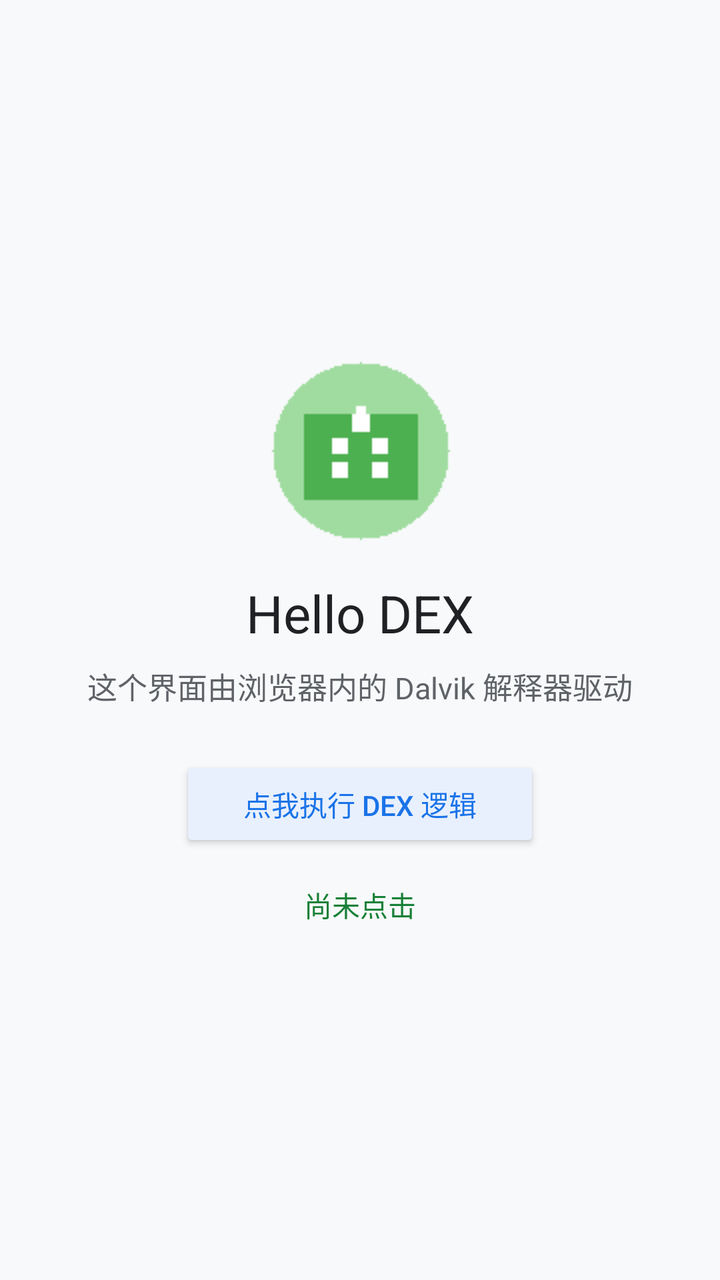
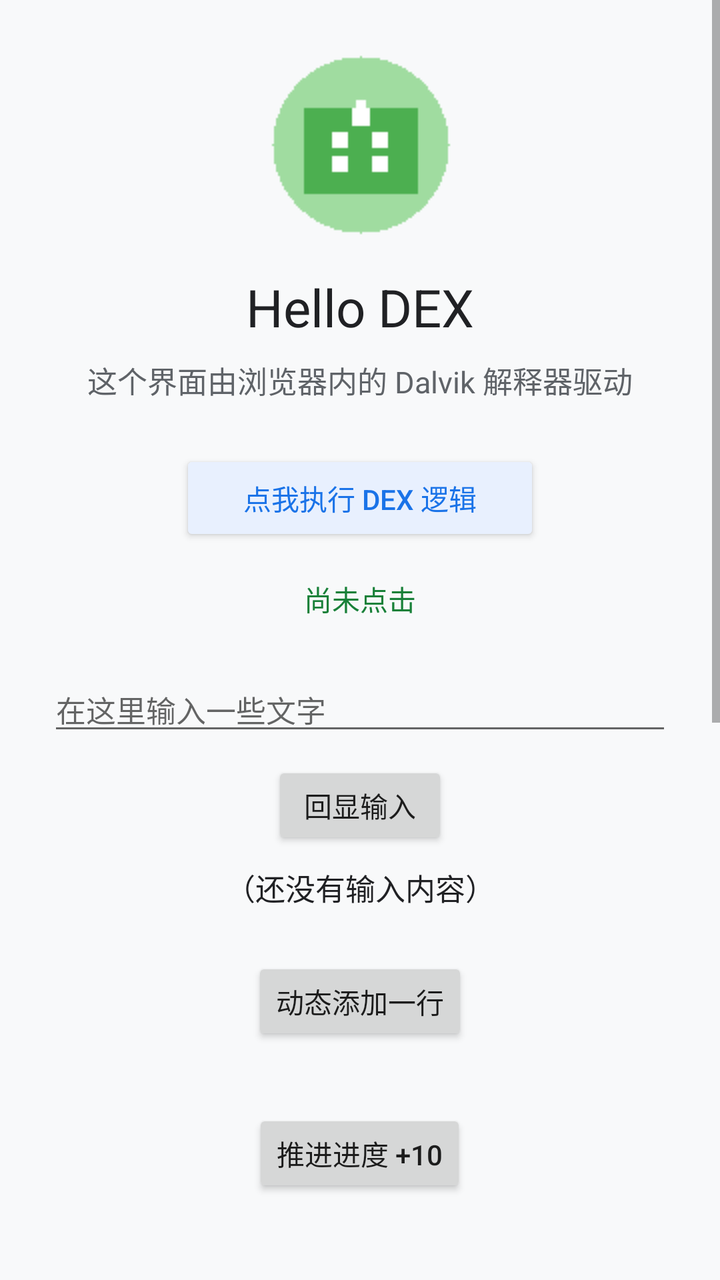

An Android layout rendered at two revisions. The XML below is the earlier revision; the diff shows what the commit changed to produce the second picture.
<!-- AndroidManifest.xml: application theme android:Theme.Material.Light.NoActionBar -->
<!-- res/layout/activity_main.xml -->
<?xml version="1.0" encoding="utf-8"?>
<LinearLayout xmlns:android="http://schemas.android.com/apk/res/android"
    android:layout_width="match_parent"
    android:layout_height="match_parent"
    android:orientation="vertical"
    android:gravity="center"
    android:padding="24dp"
    android:background="#FFF8F9FA">

    <ImageView
        android:layout_width="96dp"
        android:layout_height="96dp"
        android:src="@drawable/logo"
        android:layout_marginBottom="16dp" />

    <TextView
        android:id="@+id/title"
        android:layout_width="wrap_content"
        android:layout_height="wrap_content"
        android:text="@string/app_name"
        android:textColor="#FF202124"
        android:textSize="26sp"
        android:layout_marginBottom="8dp" />

    <TextView
        android:id="@+id/subtitle"
        android:layout_width="wrap_content"
        android:layout_height="wrap_content"
        android:text="@string/hint"
        android:textColor="#FF5F6368"
        android:textSize="15sp"
        android:gravity="center"
        android:layout_marginBottom="24dp" />

    <Button
        android:id="@+id/action"
        android:layout_width="wrap_content"
        android:layout_height="48dp"
        android:minWidth="180dp"
        android:text="@string/action"
        android:textAllCaps="false"
        android:textColor="#FF1A73E8"
        android:backgroundTint="#FFE8F0FE" />

    <TextView
        android:id="@+id/count"
        android:layout_width="wrap_content"
        android:layout_height="wrap_content"
        android:text="@string/never"
        android:textColor="#FF188038"
        android:textSize="14sp"
        android:layout_marginTop="16dp" />

</LinearLayout>
<!-- resources referenced by this layout -->
<resources>
  <!-- drawable logo: png bitmap (drawable, 434 bytes) -->
  <string name="action">点我执行 DEX 逻辑</string>
  <string name="app_name">Hello DEX</string>
  <string name="hint">这个界面由浏览器内的 Dalvik 解释器驱动</string>
  <string name="never">尚未点击</string>
</resources>

<!-- the commit's change to res/layout/activity_main.xml (unified diff, before → after) -->
@@ -1,54 +1,202 @@
 <?xml version="1.0" encoding="utf-8"?>
-<LinearLayout xmlns:android="http://schemas.android.com/apk/res/android"
+<ScrollView xmlns:android="http://schemas.android.com/apk/res/android"
     android:layout_width="match_parent"
     android:layout_height="match_parent"
-    android:orientation="vertical"
-    android:gravity="center"
-    android:padding="24dp"
     android:background="#FFF8F9FA">
 
-    <ImageView
-        android:layout_width="96dp"
-        android:layout_height="96dp"
-        android:src="@drawable/logo"
-        android:layout_marginBottom="16dp" />
-
-    <TextView
-        android:id="@+id/title"
-        android:layout_width="wrap_content"
+    <LinearLayout
+        android:layout_width="match_parent"
         android:layout_height="wrap_content"
-        android:text="@string/app_name"
-        android:textColor="#FF202124"
-        android:textSize="26sp"
-        android:layout_marginBottom="8dp" />
-
-    <TextView
-        android:id="@+id/subtitle"
-        android:layout_width="wrap_content"
-        android:layout_height="wrap_content"
-        android:text="@string/hint"
-        android:textColor="#FF5F6368"
-        android:textSize="15sp"
-        android:gravity="center"
-        android:layout_marginBottom="24dp" />
-
-    <Button
-        android:id="@+id/action"
-        android:layout_width="wrap_content"
-        android:layout_height="48dp"
-        android:minWidth="180dp"
-        android:text="@string/action"
-        android:textAllCaps="false"
-        android:textColor="#FF1A73E8"
-        android:backgroundTint="#FFE8F0FE" />
-
-    <TextView
-        android:id="@+id/count"
-        android:layout_width="wrap_content"
-        android:layout_height="wrap_content"
-        android:text="@string/never"
-        android:textColor="#FF188038"
-        android:textSize="14sp"
-        android:layout_marginTop="16dp" />
-
-</LinearLayout>
+        android:orientation="vertical"
+        android:gravity="center_horizontal"
+        android:padding="24dp">
+
+        <ImageView
+            android:layout_width="96dp"
+            android:layout_height="96dp"
+            android:src="@drawable/logo"
+            android:layout_marginBottom="16dp" />
+
+        <TextView
+            android:id="@+id/title"
+            android:layout_width="wrap_content"
+            android:layout_height="wrap_content"
+            android:text="@string/app_name"
+            android:textColor="#FF202124"
+            android:textSize="26sp"
+            android:layout_marginBottom="8dp" />
+
+        <TextView
+            android:id="@+id/subtitle"
+            android:layout_width="wrap_content"
+            android:layout_height="wrap_content"
+            android:text="@string/hint"
+            android:textColor="#FF5F6368"
+            android:textSize="15sp"
+            android:gravity="center"
+            android:layout_marginBottom="24dp" />
+
+        <Button
+            android:id="@+id/action"
+            android:layout_width="wrap_content"
+            android:layout_height="48dp"
+            android:minWidth="180dp"
+            android:text="@string/action"
+            android:textAllCaps="false"
+            android:textColor="#FF1A73E8"
+            android:backgroundTint="#FFE8F0FE" />
+
+        <TextView
+            android:id="@+id/count"
+            android:layout_width="wrap_content"
+            android:layout_height="wrap_content"
+            android:text="@string/never"
+            android:textColor="#FF188038"
+            android:textSize="14sp"
+            android:layout_marginTop="16dp"
+            android:layout_marginBottom="24dp" />
+
+        <EditText
+            android:id="@+id/echo_input"
+            android:layout_width="match_parent"
+            android:layout_height="wrap_content"
+            android:hint="@string/echo_hint"
+            android:textSize="15sp"
+            android:layout_marginBottom="8dp" />
+
+        <Button
+            android:id="@+id/echo_action"
+            android:layout_width="wrap_content"
+            android:layout_height="44dp"
+            android:text="@string/echo_action"
+            android:textAllCaps="false" />
+
+        <TextView
+            android:id="@+id/echo_output"
+            android:layout_width="match_parent"
+            android:layout_height="wrap_content"
+            android:text="@string/echo_empty"
+            android:textColor="#FF202124"
+            android:textSize="15sp"
+            android:gravity="center"
+            android:layout_marginTop="8dp"
+            android:layout_marginBottom="24dp" />
+
+        <Button
+            android:id="@+id/add_action"
+            android:layout_width="wrap_content"
+            android:layout_height="44dp"
+            android:text="@string/add_action"
+            android:textAllCaps="false" />
+
+        <LinearLayout
+            android:id="@+id/dynamic_list"
+            android:layout_width="match_parent"
+            android:layout_height="wrap_content"
+            android:orientation="vertical"
+            android:gravity="center_horizontal"
+            android:layout_marginTop="8dp"
+            android:layout_marginBottom="24dp" />
+
+        <Button
+            android:id="@+id/progress_action"
+            android:layout_width="wrap_content"
+            android:layout_height="44dp"
+            android:text="@string/progress_action"
+            android:textAllCaps="false" />
+
+        <ProgressBar
+            android:id="@+id/progress"
+            android:layout_width="match_parent"
+            android:layout_height="wrap_content"
+            android:progress="0"
+            android:layout_marginTop="8dp" />
+
+        <TextView
+            android:id="@+id/progress_label"
+            android:layout_width="wrap_content"
+            android:layout_height="wrap_content"
+            android:text="@string/progress_label"
+            android:textColor="#FF5F6368"
+            android:textSize="14sp"
+            android:layout_marginBottom="24dp" />
+
+        <Button
+            android:id="@+id/pill_action"
+            android:layout_width="wrap_content"
+            android:layout_height="wrap_content"
+            android:text="@string/pill_action"
+            android:textAllCaps="false"
+            android:textColor="#FFFFFFFF"
+            android:background="@drawable/pill_bg" />
+
+        <TextView
+            android:id="@+id/pill_result"
+            android:layout_width="wrap_content"
+            android:layout_height="wrap_content"
+            android:textColor="#FF188038"
+            android:textSize="14sp"
+            android:layout_marginTop="8dp" />
+
+        <TextView
+            android:layout_width="wrap_content"
+            android:layout_height="wrap_content"
+            android:text="@string/section_env"
+            android:textColor="#FF202124"
+            android:textSize="18sp"
+            android:layout_marginTop="32dp"
+            android:layout_marginBottom="12dp" />
+
+        <Button
+            android:id="@+id/build_action"
+            android:layout_width="wrap_content"
+            android:layout_height="44dp"
+            android:text="@string/build_action"
+            android:textAllCaps="false" />
+
+        <TextView
+            android:id="@+id/build_output"
+            android:layout_width="match_parent"
+            android:layout_height="wrap_content"
+            android:textColor="#FF5F6368"
+            android:textSize="13sp"
+            android:gravity="center"
+            android:layout_marginTop="8dp"
+            android:layout_marginBottom="16dp" />
+
+        <Button
+            android:id="@+id/reflect_action"
+            android:layout_width="wrap_content"
+            android:layout_height="44dp"
+            android:text="@string/reflect_action"
+            android:textAllCaps="false" />
+
+        <TextView
+            android:id="@+id/reflect_output"
+            android:layout_width="match_parent"
+            android:layout_height="wrap_content"
+            android:textColor="#FF5F6368"
+            android:textSize="13sp"
+            android:gravity="center"
+            android:layout_marginTop="8dp"
+            android:layout_marginBottom="16dp" />
+
+        <Button
+            android:id="@+id/activity_action"
+            android:layout_width="wrap_content"
+            android:layout_height="44dp"
+            android:text="@string/activity_action"
+            android:textAllCaps="false" />
+
+        <TextView
+            android:id="@+id/activity_output"
+            android:layout_width="match_parent"
+            android:layout_height="wrap_content"
+            android:textColor="#FF5F6368"
+            android:textSize="13sp"
+            android:gravity="center"
+            android:layout_marginTop="8dp"
+            android:layout_marginBottom="24dp" />
+
+    </LinearLayout>
+</ScrollView>
<!-- resource entries referenced after the edit -->
@@ -1,9 +1,32 @@
 <!-- resources referenced by this layout -->
 <resources>
   <!-- drawable logo: png bitmap (drawable, 434 bytes) -->
+  <!-- drawable pill_bg (drawable) -->
+  <?xml version="1.0" encoding="utf-8"?>
+  <shape xmlns:android="http://schemas.android.com/apk/res/android"
+      android:shape="rectangle">
+      <solid android:color="#FF1A73E8" />
+      <corners android:radius="24dp" />
+      <padding
+          android:left="20dp"
+          android:top="10dp"
+          android:right="20dp"
+          android:bottom="10dp" />
+  </shape>
   <string name="action">点我执行 DEX 逻辑</string>
+  <string name="activity_action">打开第二个页面</string>
+  <string name="add_action">动态添加一行</string>
   <string name="app_name">Hello DEX</string>
+  <string name="build_action">读取 Build 信息</string>
+  <string name="echo_action">回显输入</string>
+  <string name="echo_empty">（还没有输入内容）</string>
+  <string name="echo_hint">在这里输入一些文字</string>
   <string name="hint">这个界面由浏览器内的 Dalvik 解释器驱动</string>
   <string name="never">尚未点击</string>
+  <string name="pill_action">圆角背景按钮</string>
+  <string name="progress_action">推进进度 +10</string>
+  <string name="progress_label">进度：0%</string>
+  <string name="reflect_action">运行反射测试</string>
+  <string name="section_env">环境与系统</string>
 </resources>
 
